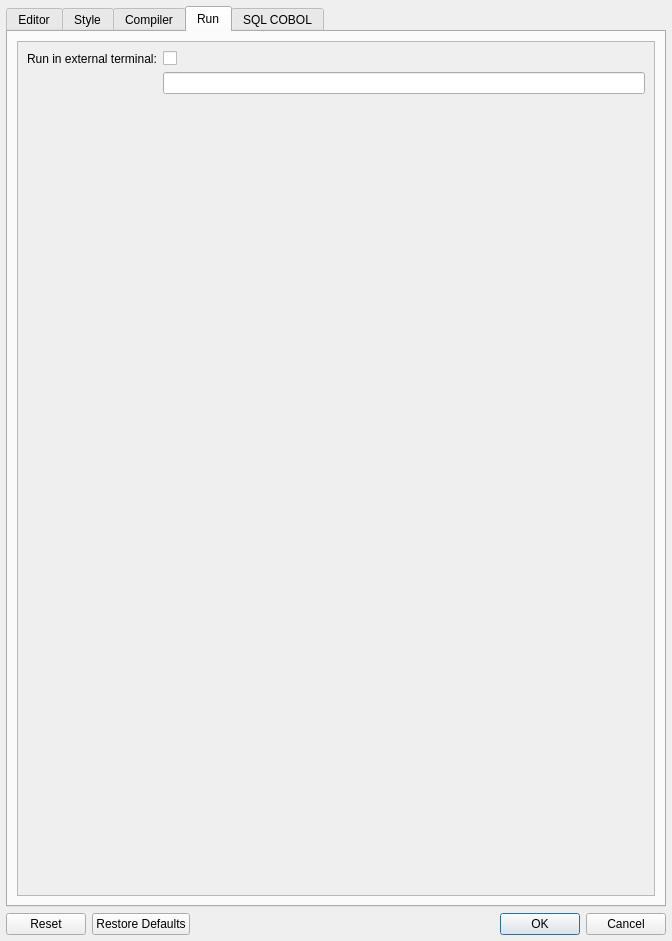
Before: the Qt Designer form forms/dlg_preferences.ui in OpenCobolIDE/OpenCobolIDE, drawn with Qt 5.
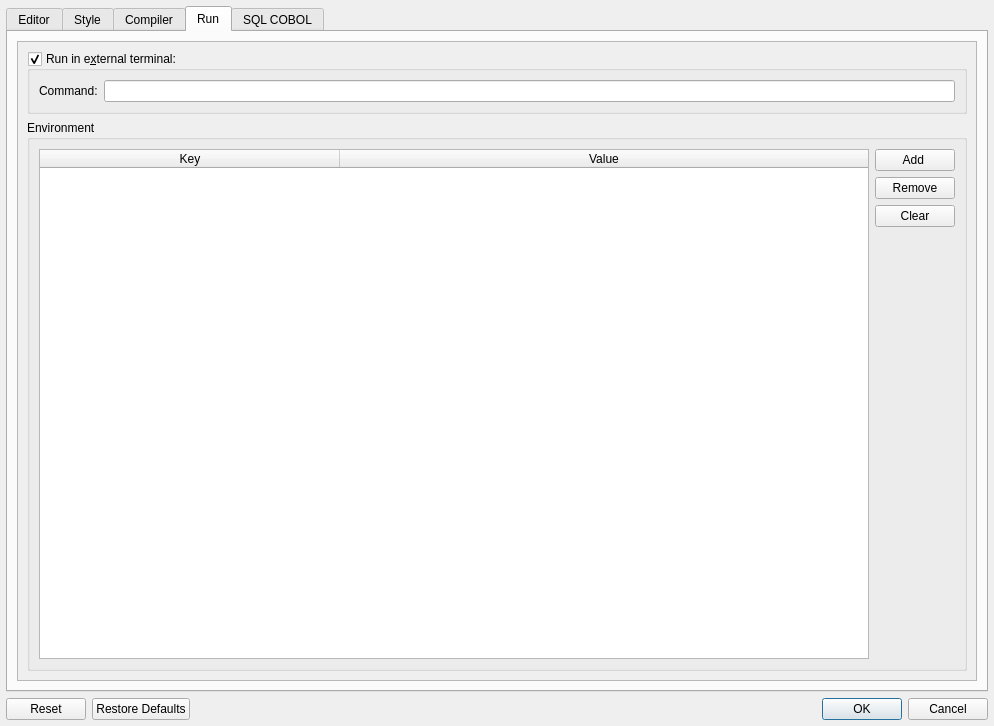
After: the same form once the commit is applied. The open tabs and pages were chosen to show the change. Icons and pictures are not drawn. Custom widgets are drawn as their Qt base class.

Commit message:
Add ability to set run environment
See #220

I still need to check if the implementation works on windows with the use case given in the issue.

This commit also improves the behaviour of the preferences window (it will now rember the current index for the preferences tab widget).

Patch:
```diff
--- a/forms/dlg_preferences.ui
+++ b/forms/dlg_preferences.ui
@@ -6,8 +6,8 @@
    <rect>
     <x>0</x>
     <y>0</y>
-    <width>672</width>
-    <height>941</height>
+    <width>994</width>
+    <height>726</height>
    </rect>
   </property>
   <property name="minimumSize">
@@ -1262,39 +1262,126 @@
               <rect>
                <x>0</x>
                <y>0</y>
-               <width>636</width>
-               <height>838</height>
+               <width>958</width>
+               <height>623</height>
               </rect>
              </property>
-             <layout class="QFormLayout" name="formLayout_5">
-              <item row="0" column="0">
-               <widget class="QLabel" name="label_5">
-                <property name="text">
-                 <string>Run in external terminal:</string>
+             <layout class="QVBoxLayout" name="verticalLayout_13" stretch="0,1">
+              <item>
+               <widget class="QGroupBox" name="checkBoxRunExtTerm">
+                <property name="title">
+                 <string>Run in e&amp;xternal terminal:</string>
                 </property>
-               </widget>
-              </item>
-              <item row="0" column="1">
-               <widget class="QCheckBox" name="checkBoxRunExtTerm">
-                <property name="toolTip">
-                 <string>Enable/Disable running program in an external terminal</string>
+                <property name="checkable">
+                 <bool>true</bool>
                 </property>
-                <property name="statusTip">
-                 <string>Enable/Disable running program in an external terminal</string>
-                </property>
-                <property name="text">
-                 <string/>
-                </property>
+                <layout class="QFormLayout" name="formLayout_5">
+                 <item row="0" column="1">
+                  <widget class="QLineEdit" name="lineEditRunTerm">
+                   <property name="toolTip">
+                    <string>External terminal command (filename is appended at the end of the command)</string>
+                   </property>
+                   <property name="statusTip">
+                    <string>External terminal command</string>
+                   </property>
+                  </widget>
+                 </item>
+                 <item row="0" column="0">
+                  <widget class="QLabel" name="label_39">
+                   <property name="text">
+                    <string>Command:</string>
+                   </property>
+                  </widget>
+                 </item>
+                </layout>
                </widget>
               </item>
-              <item row="1" column="1">
-               <widget class="QLineEdit" name="lineEditRunTerm">
-                <property name="toolTip">
-                 <string>External terminal command (filename is appended at the end of the command)</string>
+              <item>
+               <widget class="QGroupBox" name="groupBox_12">
+                <property name="title">
+                 <string>Environment</string>
                 </property>
-                <property name="statusTip">
-                 <string>External terminal command</string>
-                </property>
+                <layout class="QHBoxLayout" name="horizontalLayout_13">
+                 <item>
+                  <widget class="QTableWidget" name="tw_run_env">
+                   <property name="selectionMode">
+                    <enum>QAbstractItemView::SingleSelection</enum>
+                   </property>
+                   <property name="selectionBehavior">
+                    <enum>QAbstractItemView::SelectRows</enum>
+                   </property>
+                   <attribute name="horizontalHeaderCascadingSectionResizes">
+                    <bool>false</bool>
+                   </attribute>
+                   <attribute name="horizontalHeaderDefaultSectionSize">
+                    <number>300</number>
+                   </attribute>
+                   <attribute name="horizontalHeaderStretchLastSection">
+                    <bool>true</bool>
+                   </attribute>
+                   <attribute name="verticalHeaderVisible">
+                    <bool>false</bool>
+                   </attribute>
+                   <column>
+                    <property name="text">
+                     <string>Key</string>
+                    </property>
+                   </column>
+                   <column>
+                    <property name="text">
+                     <string>Value</string>
+                    </property>
+                   </column>
+                  </widget>
+                 </item>
+                 <item>
+                  <layout class="QVBoxLayout" name="verticalLayout_14">
+                   <item>
+                    <widget class="QPushButton" name="bt_add_run_env">
+                     <property name="text">
+                      <string>Add </string>
+                     </property>
+                     <property name="icon">
+                      <iconset theme="list-add"/>
+                     </property>
+                    </widget>
+                   </item>
+                   <item>
+                    <widget class="QPushButton" name="bt_rm_run_env">
+                     <property name="text">
+                      <string>Remove</string>
+                     </property>
+                     <property name="icon">
+                      <iconset theme="list-remove"/>
+                     </property>
+                    </widget>
+                   </item>
+                   <item>
+                    <widget class="QPushButton" name="bt_clear_run_env">
+                     <property name="text">
+                      <string>Clear</string>
+                     </property>
+                     <property name="icon">
+                      <iconset theme="edit-clear"/>
+                     </property>
+                    </widget>
+                   </item>
+                   <item>
+                    <spacer name="verticalSpacer_5">
+                     <property name="orientation">
+                      <enum>Qt::Vertical</enum>
+                     </property>
+                     <property name="sizeHint" stdset="0">
+                      <size>
+                       <width>20</width>
+                       <height>40</height>
+                      </size>
+                     </property>
+                    </spacer>
+                   </item>
+                  </layout>
+                 </item>
+                </layout>
                </widget>
               </item>
              </layout>
```
Left out of the diff: 18 changed lines with no effect on the pictures. The commit also changes 6 other files.
